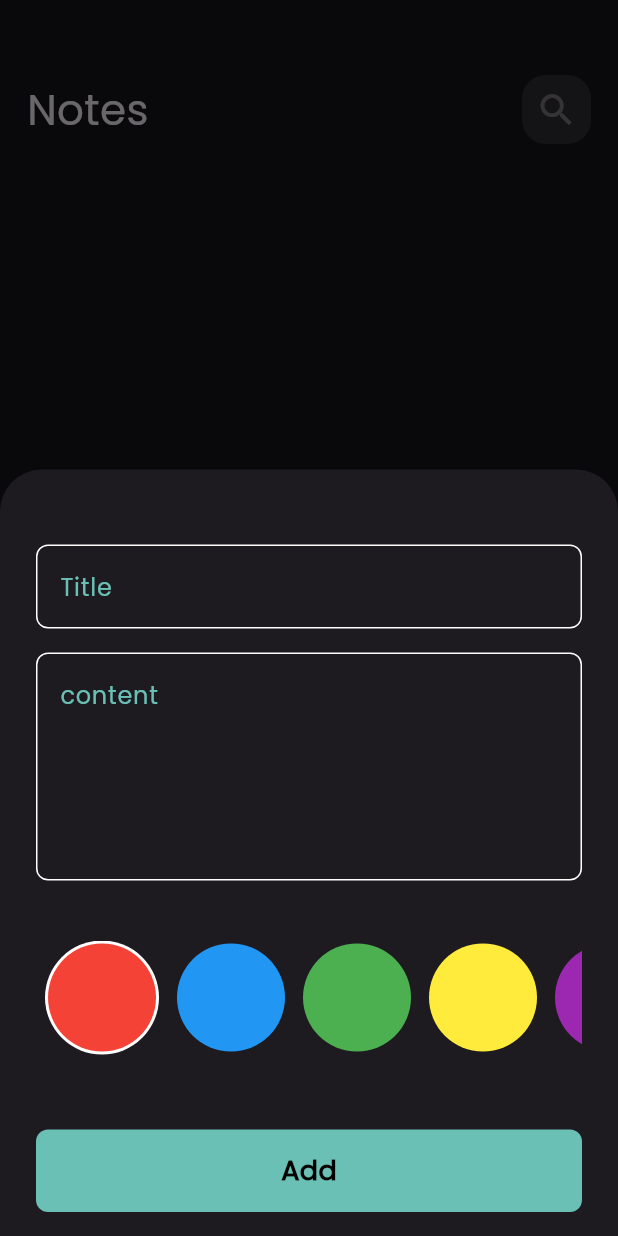
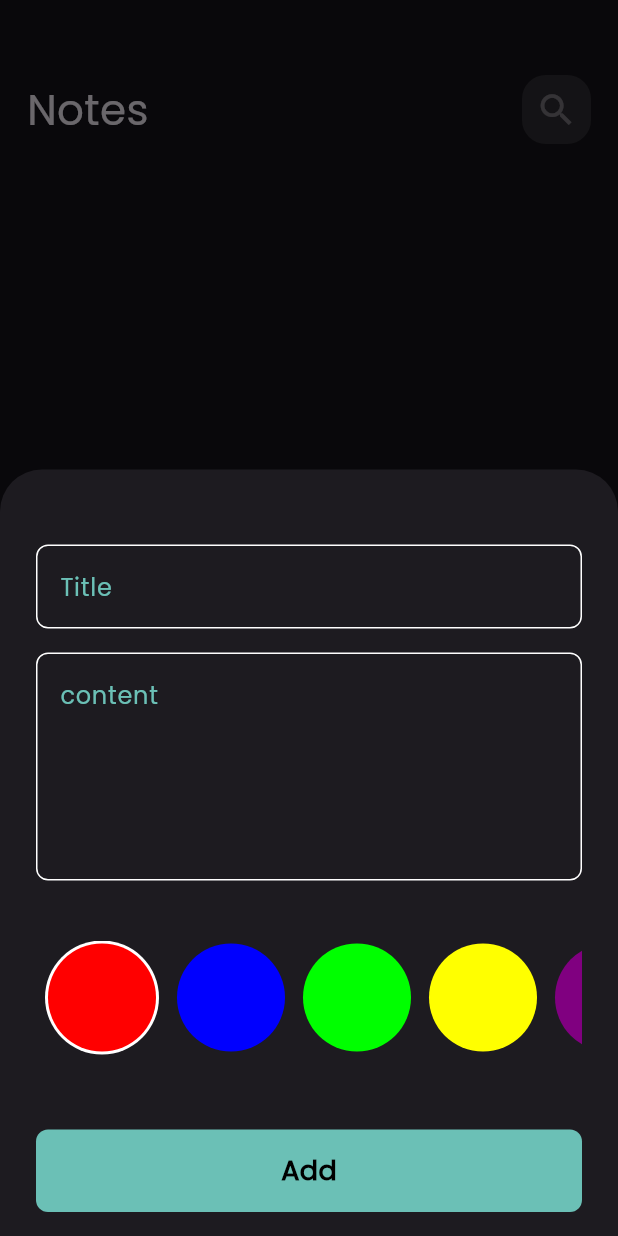
Before and after one commit to hassanelsherif90/notes_app, a Flutter app: the screen it shows after launch, after a tap on the "add" icon, on a phone screen of 412 x 824 dp. Run offline on Flutter 3.47's test engine with Material 3 defaults, Android fonts, the phone set to English and light mode, and no system bars; our stand-ins replace bloc, flutter_bloc, font_awesome_flutter, hive, hive_flutter; accounts and stored records are empty.

Commit message:
Add Color in Edit Note view

```diff
--- a/lib/constants.dart
+++ b/lib/constants.dart
@@ -3,3 +3,17 @@ import 'package:flutter/material.dart';
 // ignore: constant_identifier_names
 const kPrimaryColor = Color(0xff6bc0b6);
 const kNotesBox = 'notes_box';
+const List<Color> kColors = [
+  Color(0xFFFF0000),
+  Color(0xFF0000FF),
+  Color(0xFF00FF00),
+  Color(0xFFFFFF00),
+  Color(0xFF800080),
+  Color(0xFFFFA500),
+  Color(0xFFFFC0CB),
+  Color(0xFF008080),
+  Color(0xFF00FFFF),
+  Color(0xFFFFC107),
+  Color(0xFF4B0082),
+  Color(0xFF00FF00),
+];
--- a/lib/models/note_model.dart
+++ b/lib/models/note_model.dart
@@ -11,7 +11,7 @@ class NoteModel extends HiveObject {
   @HiveField(2)
   final String date;
   @HiveField(3)
-   int color;
+ int color;
 
   NoteModel(
       {required this.title,
--- a/lib/views/edit_note_view.dart
+++ b/lib/views/edit_note_view.dart
@@ -9,9 +9,7 @@ class EditNoteView extends StatelessWidget {
   @override
   Widget build(BuildContext context) {
     return Scaffold(
-      body: EditNoteViewBody(
-        noteModel: noteModel,
-      ),
+      body: EditNoteViewBody(noteModel: noteModel),
     );
   }
 }
--- a/lib/views/notes_view.dart
+++ b/lib/views/notes_view.dart
@@ -1,7 +1,5 @@
 import 'package:flutter/material.dart';
-import 'package:flutter_bloc/flutter_bloc.dart';
 import 'package:notes_app/constants.dart';
-import 'package:notes_app/cubits/add_note_cubit/add_note_cubit.dart';
 import 'package:notes_app/widgets/add_note_button.dart';
 import 'package:notes_app/widgets/notes_view_body.dart';
 
@@ -10,9 +8,7 @@ class NotesView extends StatelessWidget {
 
   @override
   Widget build(BuildContext context) {
-    return BlocProvider(
-      create: (context) => AddNoteCubit(),
-      child: Scaffold(
+    return Scaffold(
       body: const NotesViewBody(),
       floatingActionButton: FloatingActionButton(
         backgroundColor: kPrimaryColor,
@@ -27,7 +23,6 @@ class NotesView extends StatelessWidget {
           );
         },
       ),
-      ),
     );
   }
 }
--- a/lib/widgets/add_note_form.dart
+++ b/lib/widgets/add_note_form.dart
@@ -2,9 +2,9 @@ import 'package:flutter/material.dart';
 import 'package:flutter_bloc/flutter_bloc.dart';
 import 'package:notes_app/cubits/add_note_cubit/add_note_cubit.dart';
 import 'package:notes_app/models/note_model.dart';
-import 'package:notes_app/widgets/color_item.dart';
 import 'package:notes_app/widgets/custom_button.dart';
 import 'package:notes_app/widgets/custom_text_field.dart';
+import 'package:notes_app/widgets/list_color_item.dart';
 
 class AddNoteForm extends StatefulWidget {
   const AddNoteForm({
--- a/lib/widgets/color_item.dart
+++ b/lib/widgets/color_item.dart
@@ -1,6 +1,4 @@
 import 'package:flutter/material.dart';
-import 'package:flutter_bloc/flutter_bloc.dart';
-import 'package:notes_app/cubits/add_note_cubit/add_note_cubit.dart';
 
 class ColorItem extends StatelessWidget {
   const ColorItem({super.key, required this.isActice, required this.color});
@@ -24,56 +22,3 @@ class ColorItem extends StatelessWidget {
           );
   }
 }
-
-class ListColorItem extends StatefulWidget {
-  const ListColorItem({super.key});
-
-  @override
-  State<ListColorItem> createState() => _ListColorItemState();
-}
-
-class _ListColorItemState extends State<ListColorItem> {
-  int currentIndex = 0;
-
-  final List<Color> colors = [
-    Colors.red,
-    Colors.blue,
-    Colors.green,
-    Colors.yellow,
-    Colors.purple,
-    Colors.orange,
-    Colors.pink,
-    Colors.teal,
-    Colors.cyan,
-    Colors.amber,
-    Colors.indigo,
-    Colors.lime,
-  ];
-
-  @override
-  Widget build(BuildContext context) {
-    return SizedBox(
-      height: 38 * 2,
-      child: ListView.builder(
-        scrollDirection: Axis.horizontal,
-        itemCount: colors.length,
-        itemBuilder: (context, index) {
-          return Padding(
-            padding: const EdgeInsets.symmetric(horizontal: 6),
-            child: GestureDetector(
-              onTap: () {
-                currentIndex = index;
-                BlocProvider.of<AddNoteCubit>(context).color = colors[index];
-                setState(() {});
-              },
-              child: ColorItem(
-                color: colors[index],
-                isActice: currentIndex == index,
-              ),
-            ),
-          );
-        },
-      ),
-    );
-  }
-}
--- a/lib/widgets/custom_app_bar.dart
+++ b/lib/widgets/custom_app_bar.dart
@@ -13,10 +13,7 @@ class CustomAppBar extends StatelessWidget {
       children: [
         Text(title, style: const TextStyle(fontSize: 28)),
         const Spacer(),
-        CustomIcon(
-          onPressed: onPressed,
-          icon: icon,
-        ),
+        CustomIcon(onPressed: onPressed, icon: icon)
       ],
     );
   }
--- /dev/null
+++ b/lib/widgets/list_color_item.dart
@@ -0,0 +1,43 @@
+import 'package:flutter/material.dart';
+import 'package:flutter_bloc/flutter_bloc.dart';
+import 'package:notes_app/constants.dart';
+import 'package:notes_app/cubits/add_note_cubit/add_note_cubit.dart';
+import 'package:notes_app/widgets/color_item.dart';
+
+class ListColorItem extends StatefulWidget {
+  const ListColorItem({super.key});
+
+  @override
+  State<ListColorItem> createState() => _ListColorItemState();
+}
+
+class _ListColorItemState extends State<ListColorItem> {
+  int currentIndex = 0;
+
+  @override
+  Widget build(BuildContext context) {
+    return SizedBox(
+      height: 38 * 2,
+      child: ListView.builder(
+        scrollDirection: Axis.horizontal,
+        itemCount: kColors.length,
+        itemBuilder: (context, index) {
+          return Padding(
+            padding: const EdgeInsets.symmetric(horizontal: 6),
+            child: GestureDetector(
+              onTap: () {
+                currentIndex = index;
+                BlocProvider.of<AddNoteCubit>(context).color = kColors[index];
+                setState(() {});
+              },
+              child: ColorItem(
+                color: kColors[index],
+                isActice: currentIndex == index,
+              ),
+            ),
+          );
+        },
+      ),
+    );
+  }
+}
--- a/lib/widgets/note_item.dart
+++ b/lib/widgets/note_item.dart
@@ -20,9 +20,7 @@ class NoteItem extends StatelessWidget {
         Navigator.of(context).push(
           MaterialPageRoute(
             builder: (context) {
-              return EditNoteView(
-                noteModel: noteModel,
-              );
+              return EditNoteView(noteModel: noteModel);
             },
           ),
         );
--- a/lib/widgets/notes_view_body.dart
+++ b/lib/widgets/notes_view_body.dart
@@ -26,10 +26,7 @@ class _NotesViewBodyState extends State<NotesViewBody> {
       child: Column(
         children: [
           SizedBox(height: 50),
-          CustomAppBar(
-            title: 'Notes',
-            icon: Icons.search,
-          ),
+          CustomAppBar(title: 'Notes', icon: Icons.search),
           Expanded(child: NotesListViewBuilder()),
         ],
       ),
```
Also changed, not shown: lib/widgets/edit_note_view_body.dart (+9 -7 lines), lib/widgets/edit_notes_color_list.dart (added, +50 -0 lines), lib/widgets/notes_list_view_builder.dart (+2 -6 lines). Lines whose indentation alone changed are shown as unchanged.
